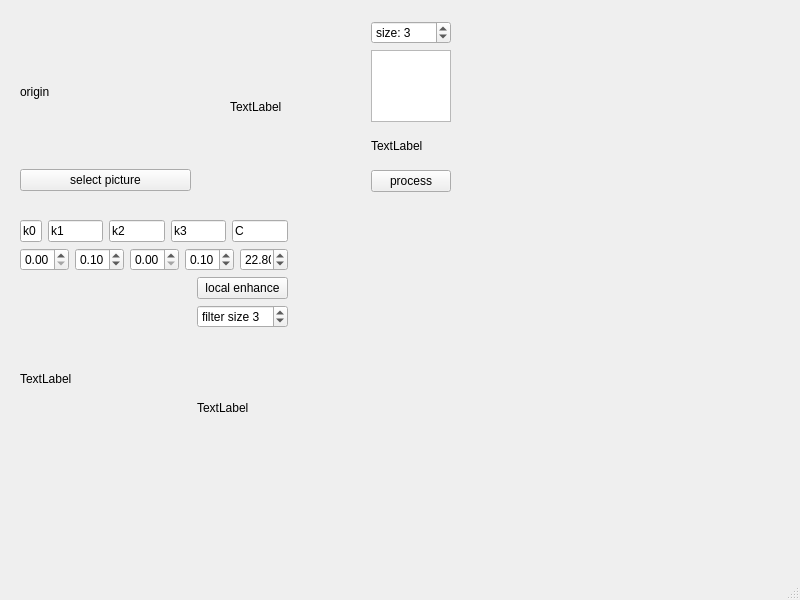
Before: the Qt Designer form main.ui in s2137127/image_process3, drawn with Qt 5.
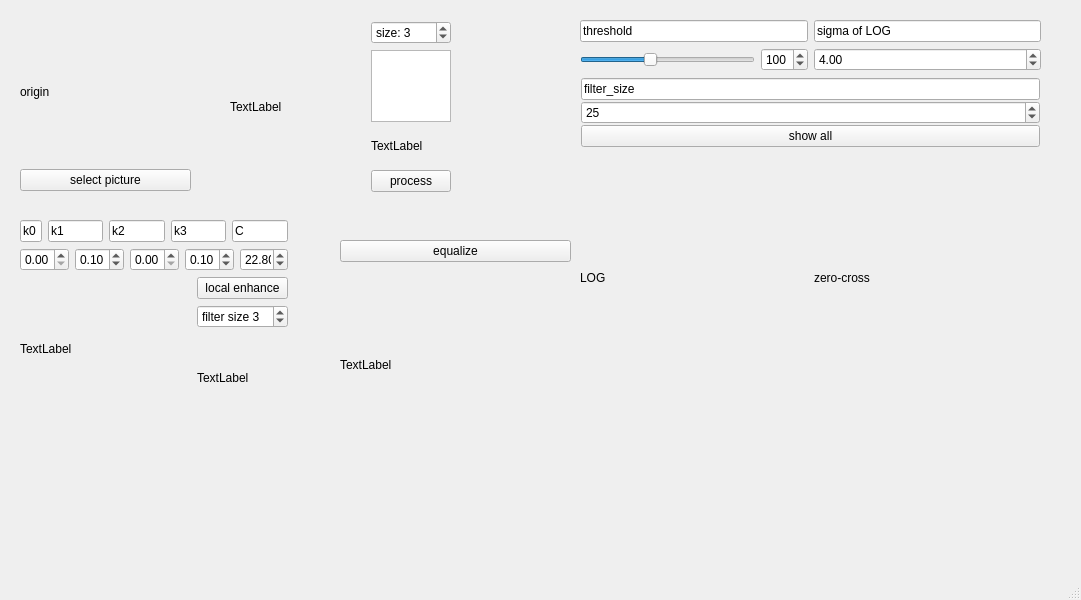
After: the same form once the commit is applied.

The edit to the form file:
```diff
--- a/main.ui
+++ b/main.ui
@@ -6,7 +6,7 @@
    <rect>
     <x>0</x>
     <y>0</y>
-    <width>800</width>
+    <width>1081</width>
     <height>600</height>
    </rect>
   </property>
@@ -102,7 +102,7 @@
       <x>20</x>
       <y>220</y>
       <width>268</width>
-      <height>261</height>
+      <height>201</height>
      </rect>
     </property>
     <layout class="QVBoxLayout" name="verticalLayout_3" stretch="1,1,7">
@@ -217,6 +217,179 @@
      </item>
     </layout>
    </widget>
+   <widget class="QWidget" name="layoutWidget">
+    <property name="geometry">
+     <rect>
+      <x>340</x>
+      <y>240</y>
+      <width>231</width>
+      <height>221</height>
+     </rect>
+    </property>
+    <layout class="QVBoxLayout" name="verticalLayout_5">
+     <item>
+      <widget class="QPushButton" name="equalize">
+       <property name="text">
+        <string>equalize</string>
+       </property>
+      </widget>
+     </item>
+     <item>
+      <widget class="QLabel" name="equalize_label">
+       <property name="text">
+        <string>TextLabel</string>
+       </property>
+      </widget>
+     </item>
+    </layout>
+   </widget>
+   <widget class="QWidget" name="layoutWidget">
+    <property name="geometry">
+     <rect>
+      <x>580</x>
+      <y>20</y>
+      <width>461</width>
+      <height>381</height>
+     </rect>
+    </property>
+    <layout class="QVBoxLayout" name="verticalLayout_8">
+     <item>
+      <layout class="QHBoxLayout" name="horizontalLayout_4">
+       <item>
+        <layout class="QVBoxLayout" name="verticalLayout_9">
+         <item>
+          <layout class="QHBoxLayout" name="horizontalLayout_8">
+           <item>
+            <layout class="QVBoxLayout" name="verticalLayout_11">
+             <item>
+              <widget class="QLineEdit" name="lineEdit_6">
+               <property name="text">
+                <string>threshold</string>
+               </property>
+              </widget>
+             </item>
+             <item>
+              <layout class="QHBoxLayout" name="horizontalLayout_7">
+               <item>
+                <widget class="QSlider" name="horizontalSlider">
+                 <property name="sizePolicy">
+                  <sizepolicy hsizetype="Expanding" vsizetype="Fixed">
+                   <horstretch>0</horstretch>
+                   <verstretch>0</verstretch>
+                  </sizepolicy>
+                 </property>
+                 <property name="maximum">
+                  <number>255</number>
+                 </property>
+                 <property name="pageStep">
+                  <number>1</number>
+                 </property>
+                 <property name="value">
+                  <number>100</number>
+                 </property>
+                 <property name="orientation">
+                  <enum>Qt::Horizontal</enum>
+                 </property>
+                </widget>
+               </item>
+               <item>
+                <widget class="QSpinBox" name="log_thres">
+                 <property name="maximum">
+                  <number>255</number>
+                 </property>
+                 <property name="value">
+                  <number>100</number>
+                 </property>
+                </widget>
+               </item>
+              </layout>
+             </item>
+            </layout>
+           </item>
+           <item>
+            <layout class="QVBoxLayout" name="verticalLayout_10">
+             <item>
+              <widget class="QLineEdit" name="lineEdit_8">
+               <property name="text">
+                <string>sigma of LOG</string>
+               </property>
+              </widget>
+             </item>
+             <item>
+              <widget class="QDoubleSpinBox" name="log_sigma">
+               <property name="value">
+                <double>4.000000000000000</double>
+               </property>
+              </widget>
+             </item>
+            </layout>
+           </item>
+          </layout>
+         </item>
+         <item>
+          <layout class="QVBoxLayout" name="verticalLayout_7">
+           <property name="spacing">
+            <number>1</number>
+           </property>
+           <property name="leftMargin">
+            <number>1</number>
+           </property>
+           <property name="topMargin">
+            <number>1</number>
+           </property>
+           <property name="rightMargin">
+            <number>1</number>
+           </property>
+           <property name="bottomMargin">
+            <number>2</number>
+           </property>
+           <item>
+            <widget class="QLineEdit" name="lineEdit_7">
+             <property name="text">
+              <string>filter_size</string>
+             </property>
+            </widget>
+           </item>
+           <item>
+            <widget class="QSpinBox" name="fsize_log">
+             <property name="value">
+              <number>25</number>
+             </property>
+            </widget>
+           </item>
+           <item>
+            <widget class="QPushButton" name="pushButton_LOG">
+             <property name="text">
+              <string>show all</string>
+             </property>
+            </widget>
+           </item>
+          </layout>
+         </item>
+        </layout>
+       </item>
+      </layout>
+     </item>
+     <item>
+      <layout class="QHBoxLayout" name="horizontalLayout_3">
+       <item>
+        <widget class="QLabel" name="label_LOG">
+         <property name="text">
+          <string>LOG</string>
+         </property>
+        </widget>
+       </item>
+       <item>
+        <widget class="QLabel" name="label_zero_cross">
+         <property name="text">
+          <string>zero-cross</string>
+         </property>
+        </widget>
+       </item>
+      </layout>
+     </item>
+    </layout>
+   </widget>
   </widget>
   <widget class="QMenuBar" name="menubar">
    <property name="geometry">
```
Left out of the diff: 37 changed lines with no effect on the pictures.
